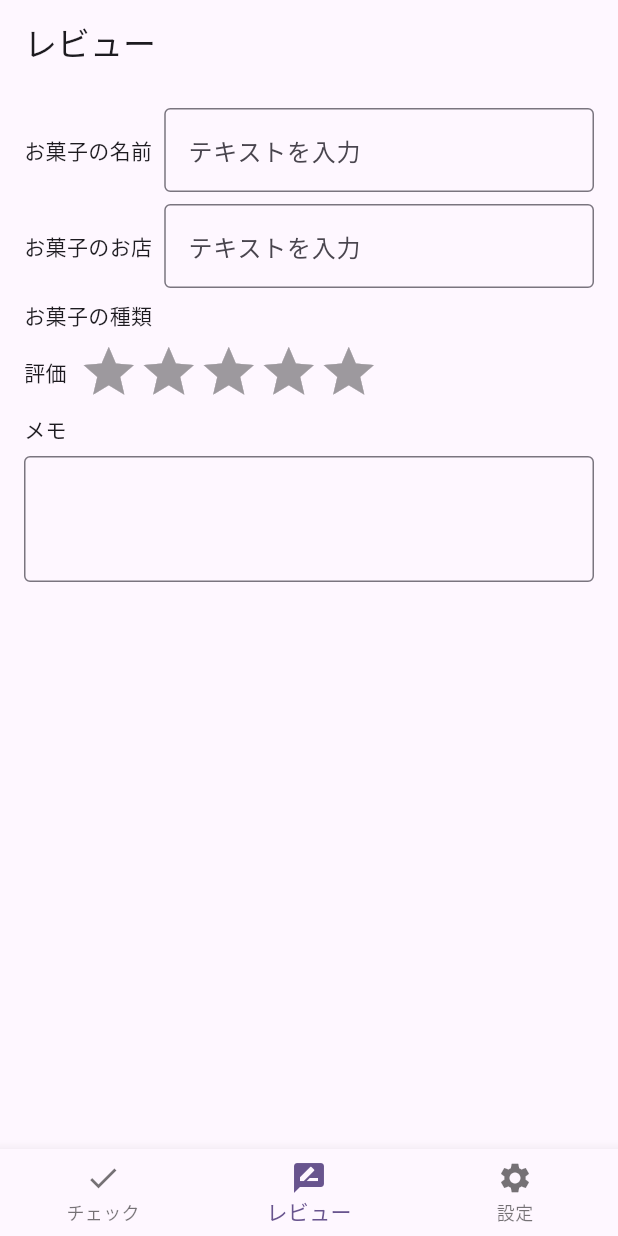
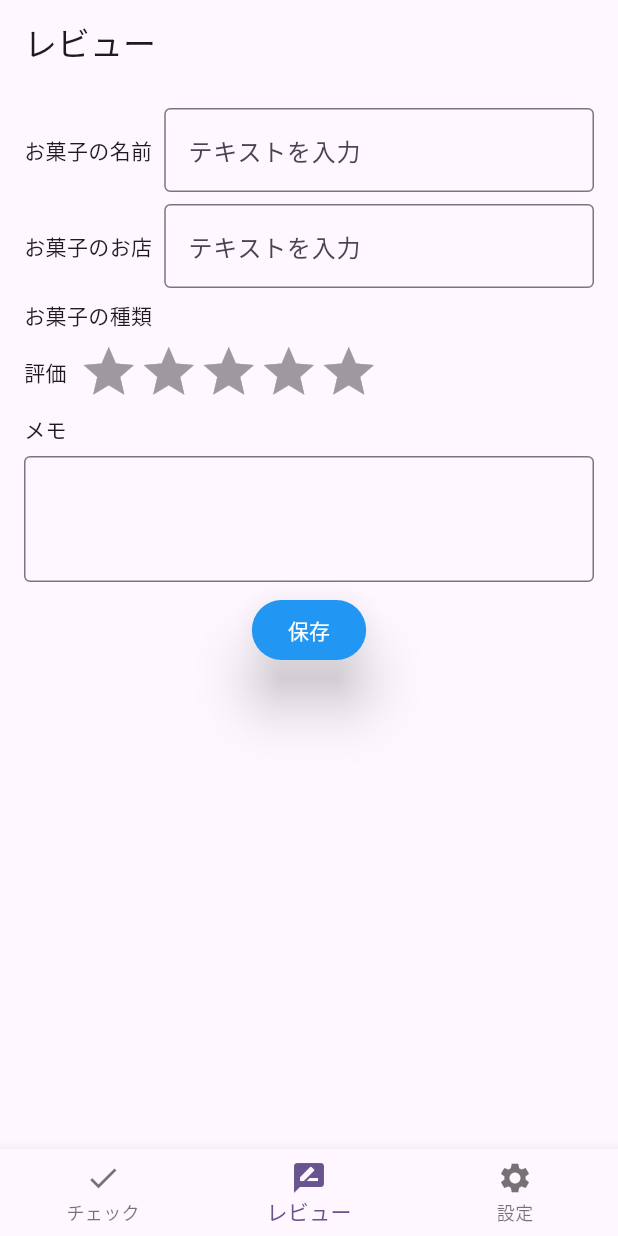
Before and after one commit to Yuki-Naka-Sharing-Study/OkashiReviewAppFlutter, a Flutter app: the screen it shows after launch, item 2 of the bottom bar chosen, on a phone screen of 412 x 824 dp. Run offline on Flutter 3.47's test engine with Material 3 defaults, Android fonts, the phone set to English and light mode, and no system bars; drawn by our look-alikes of flutter_rating_bar.

Commit message:
Add save button in review_screen.dart.

```diff
--- a/lib/features/review/presentation/review_screen.dart
+++ b/lib/features/review/presentation/review_screen.dart
@@ -93,6 +93,22 @@ class _ReviewScreenState extends State<ReviewScreen> {
                 ),
               ],
             ),
+            const SizedBox(height: 8),
+            Center(
+              child: Column(
+                children: [
+                  ElevatedButton(
+                    style: ElevatedButton.styleFrom(
+                      foregroundColor: Colors.white,
+                      backgroundColor: Colors.blue,
+                      elevation: 16,
+                    ),
+                    onPressed: () {},
+                    child: const Text('保存'),
+                  ),
+                ],
+              ),
+            )
           ],
         ),
       ),
```
